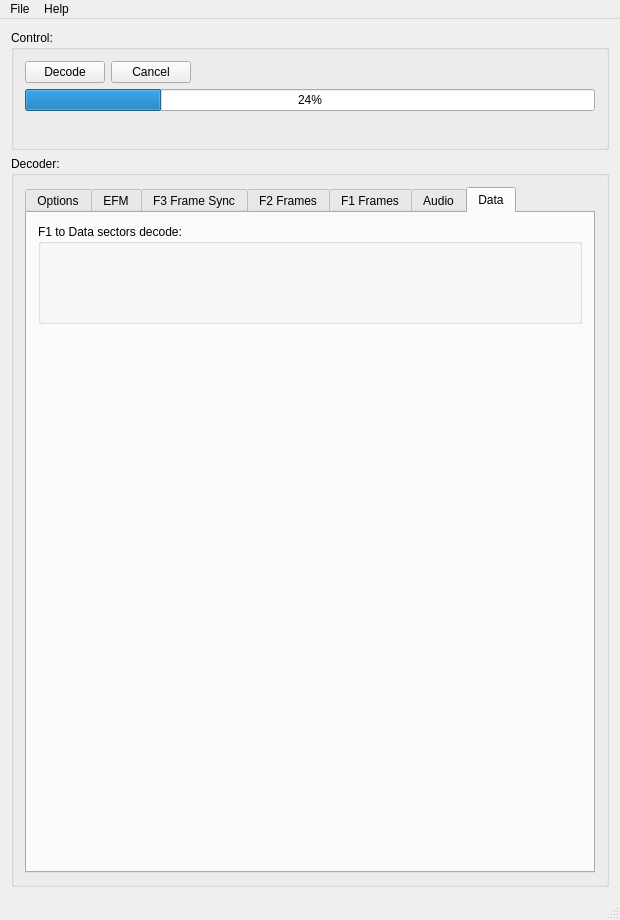
Qt form tools/ld-process-efm/mainwindow.ui (happycube/ld-decode) before a commit.
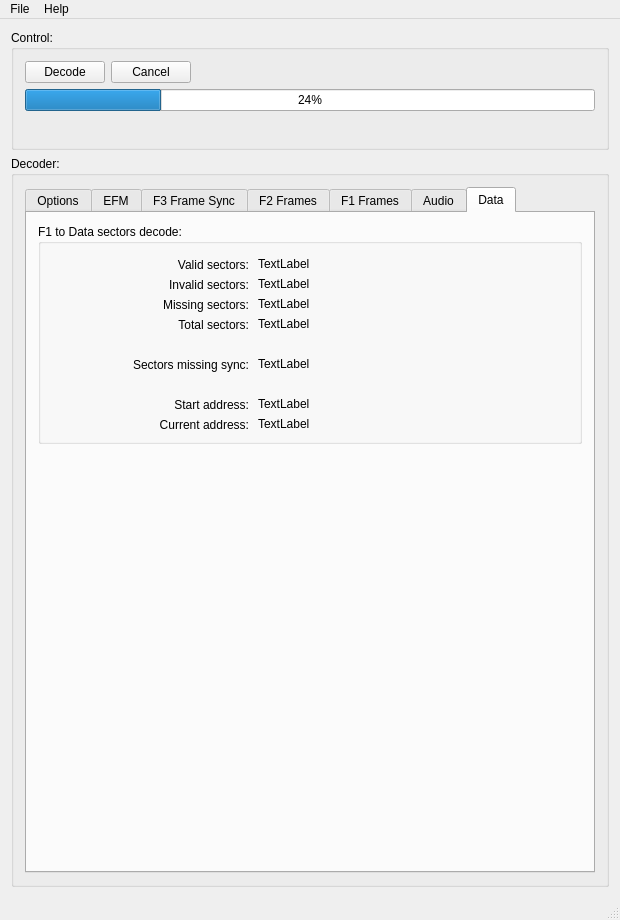
The same form after that commit. The open tabs and pages were chosen to show the change. Icons and pictures are not drawn.

Commit message: Added data support to ld-process-efm - issue #291

Patch:
```diff
--- a/tools/ld-process-efm/mainwindow.ui
+++ b/tools/ld-process-efm/mainwindow.ui
@@ -2210,12 +2210,215 @@
                <property name="minimumSize">
                 <size>
                  <width>0</width>
-                 <height>100</height>
+                 <height>220</height>
                 </size>
                </property>
                <property name="title">
                 <string>F1 to Data sectors decode:</string>
                </property>
+               <widget class="QLabel" name="data_validSectors_label">
+                <property name="geometry">
+                 <rect>
+                  <x>220</x>
+                  <y>30</y>
+                  <width>301</width>
+                  <height>20</height>
+                 </rect>
+                </property>
+                <property name="text">
+                 <string>TextLabel</string>
+                </property>
+               </widget>
+               <widget class="QLabel" name="label_64">
+                <property name="geometry">
+                 <rect>
+                  <x>10</x>
+                  <y>30</y>
+                  <width>201</width>
+                  <height>21</height>
+                 </rect>
+                </property>
+                <property name="text">
+                 <string>Valid sectors:</string>
+                </property>
+                <property name="alignment">
+                 <set>Qt::AlignRight|Qt::AlignTrailing|Qt::AlignVCenter</set>
+                </property>
+               </widget>
+               <widget class="QLabel" name="label_65">
+                <property name="geometry">
+                 <rect>
+                  <x>10</x>
+                  <y>50</y>
+                  <width>201</width>
+                  <height>21</height>
+                 </rect>
+                </property>
+                <property name="text">
+                 <string>Invalid sectors:</string>
+                </property>
+                <property name="alignment">
+                 <set>Qt::AlignRight|Qt::AlignTrailing|Qt::AlignVCenter</set>
+                </property>
+               </widget>
+               <widget class="QLabel" name="data_invalidSectors_label">
+                <property name="geometry">
+                 <rect>
+                  <x>220</x>
+                  <y>50</y>
+                  <width>301</width>
+                  <height>20</height>
+                 </rect>
+                </property>
+                <property name="text">
+                 <string>TextLabel</string>
+                </property>
+               </widget>
+               <widget class="QLabel" name="label_66">
+                <property name="geometry">
+                 <rect>
+                  <x>10</x>
+                  <y>70</y>
+                  <width>201</width>
+                  <height>21</height>
+                 </rect>
+                </property>
+                <property name="text">
+                 <string>Missing sectors:</string>
+                </property>
+                <property name="alignment">
+                 <set>Qt::AlignRight|Qt::AlignTrailing|Qt::AlignVCenter</set>
+                </property>
+               </widget>
+               <widget class="QLabel" name="data_missingSectors_label">
+                <property name="geometry">
+                 <rect>
+                  <x>220</x>
+                  <y>70</y>
+                  <width>301</width>
+                  <height>20</height>
+                 </rect>
+                </property>
+                <property name="text">
+                 <string>TextLabel</string>
+                </property>
+               </widget>
+               <widget class="QLabel" name="label_67">
+                <property name="geometry">
+                 <rect>
+                  <x>10</x>
+                  <y>90</y>
+                  <width>201</width>
+                  <height>21</height>
+                 </rect>
+                </property>
+                <property name="text">
+                 <string>Total sectors:</string>
+                </property>
+                <property name="alignment">
+                 <set>Qt::AlignRight|Qt::AlignTrailing|Qt::AlignVCenter</set>
+                </property>
+               </widget>
+               <widget class="QLabel" name="data_totalSectors_label">
+                <property name="geometry">
+                 <rect>
+                  <x>220</x>
+                  <y>90</y>
+                  <width>301</width>
+                  <height>20</height>
+                 </rect>
+                </property>
+                <property name="text">
+                 <string>TextLabel</string>
+                </property>
+               </widget>
+               <widget class="QLabel" name="label_68">
+                <property name="geometry">
+                 <rect>
+                  <x>10</x>
+                  <y>130</y>
+                  <width>201</width>
+                  <height>21</height>
+                 </rect>
+                </property>
+                <property name="text">
+                 <string>Sectors missing sync:</string>
+                </property>
+                <property name="alignment">
+                 <set>Qt::AlignRight|Qt::AlignTrailing|Qt::AlignVCenter</set>
+                </property>
+               </widget>
+               <widget class="QLabel" name="data_sectorsMissingSync_label">
+                <property name="geometry">
+                 <rect>
+                  <x>220</x>
+                  <y>130</y>
+                  <width>301</width>
+                  <height>20</height>
+                 </rect>
+                </property>
+                <property name="text">
+                 <string>TextLabel</string>
+                </property>
+               </widget>
+               <widget class="QLabel" name="label_69">
+                <property name="geometry">
+                 <rect>
+                  <x>10</x>
+                  <y>170</y>
+                  <width>201</width>
+                  <height>21</height>
+                 </rect>
+                </property>
+                <property name="text">
+                 <string>Start address:</string>
+                </property>
+                <property name="alignment">
+                 <set>Qt::AlignRight|Qt::AlignTrailing|Qt::AlignVCenter</set>
+                </property>
+               </widget>
+               <widget class="QLabel" name="data_startAddress_label">
+                <property name="geometry">
+                 <rect>
+                  <x>220</x>
+                  <y>170</y>
+                  <width>301</width>
+                  <height>20</height>
+                 </rect>
+                </property>
+                <property name="text">
+                 <string>TextLabel</string>
+                </property>
+               </widget>
+               <widget class="QLabel" name="label_70">
+                <property name="geometry">
+                 <rect>
+                  <x>10</x>
+                  <y>190</y>
+                  <width>201</width>
+                  <height>21</height>
+                 </rect>
+                </property>
+                <property name="text">
+                 <string>Current address:</string>
+                </property>
+                <property name="alignment">
+                 <set>Qt::AlignRight|Qt::AlignTrailing|Qt::AlignVCenter</set>
+                </property>
+               </widget>
+               <widget class="QLabel" name="data_currentAddress_label">
+                <property name="geometry">
+                 <rect>
+                  <x>220</x>
+                  <y>190</y>
+                  <width>301</width>
+                  <height>20</height>
+                 </rect>
+                </property>
+                <property name="text">
+                 <string>TextLabel</string>
+                </property>
+               </widget>
               </widget>
              </item>
              <item>
```
Left out of the diff: 2 changed lines with no effect on the pictures. The commit also changes 6 other files.
